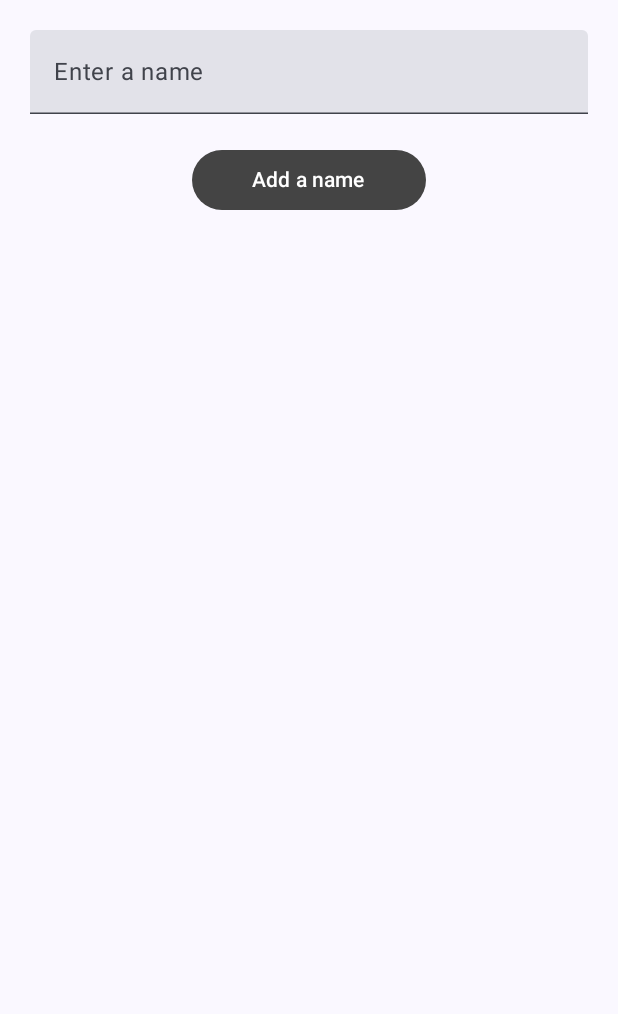
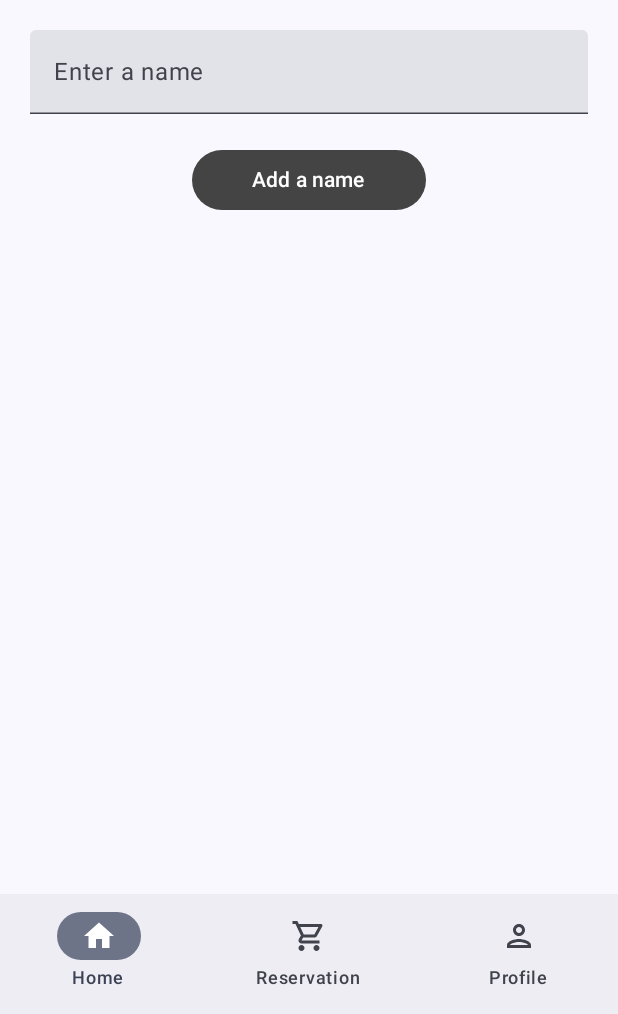
Before and after one commit to doanpt/ComposeLearning, an Android app built with Jetpack Compose: the screen it shows after launch (MainActivity), on a phone screen of 412 x 824 dp, the part 222-1236 px from its top. Run offline under Robolectric (Android 15) with nearby library versions, the phone set to English and light mode, and no system bars.

```diff
--- a/app/src/main/java/com/andrew/compose/MainActivity.kt
+++ b/app/src/main/java/com/andrew/compose/MainActivity.kt
@@ -15,14 +15,22 @@ import androidx.compose.foundation.layout.padding
 import androidx.compose.foundation.lazy.LazyColumn
 import androidx.compose.foundation.lazy.items
 import androidx.compose.material.icons.Icons
+import androidx.compose.material.icons.filled.Home
 import androidx.compose.material.icons.filled.Menu
+import androidx.compose.material.icons.filled.Person
 import androidx.compose.material.icons.filled.Settings
+import androidx.compose.material.icons.filled.ShoppingCart
+import androidx.compose.material.icons.outlined.Home
+import androidx.compose.material.icons.outlined.Person
+import androidx.compose.material.icons.outlined.ShoppingCart
 import androidx.compose.material3.Button
 import androidx.compose.material3.ButtonDefaults
 import androidx.compose.material3.ExperimentalMaterial3Api
 import androidx.compose.material3.Icon
 import androidx.compose.material3.IconButton
 import androidx.compose.material3.MaterialTheme
+import androidx.compose.material3.NavigationBar
+import androidx.compose.material3.NavigationBarItem
 import androidx.compose.material3.Scaffold
 import androidx.compose.material3.Surface
 import androidx.compose.material3.Text
@@ -35,16 +43,24 @@ import androidx.compose.runtime.getValue
 import androidx.compose.runtime.mutableStateListOf
 import androidx.compose.runtime.mutableStateOf
 import androidx.compose.runtime.remember
+import androidx.compose.runtime.saveable.rememberSaveable
 import androidx.compose.runtime.setValue
 import androidx.compose.ui.Alignment
 import androidx.compose.ui.Modifier
 import androidx.compose.ui.graphics.Color
+import androidx.compose.ui.graphics.vector.ImageVector
 import androidx.compose.ui.text.font.FontWeight
 import androidx.compose.ui.text.style.TextAlign
 import androidx.compose.ui.tooling.preview.Preview
 import androidx.compose.ui.unit.dp
 import androidx.compose.ui.unit.sp
 import com.andrew.compose.ui.theme.ComposeTheme
+
+data class BottomNavigationItem(
+    val title: String,
+    val selectedIcon: ImageVector,
+    val unselectedIcon: ImageVector,
+)
 
 class MainActivity : ComponentActivity() {
     override fun onCreate(savedInstanceState: Bundle?) {
@@ -66,6 +82,24 @@ class MainActivity : ComponentActivity() {
 @OptIn(ExperimentalMaterial3Api::class)
 @Composable
 fun MainScreen() {
+    val items = listOf(
+        BottomNavigationItem(
+            title = "Home",
+            selectedIcon = Icons.Filled.Home,
+            unselectedIcon = Icons.Outlined.Home,
+        ),
+        BottomNavigationItem(
+            title = "Reservation",
+            selectedIcon = Icons.Filled.ShoppingCart,
+            unselectedIcon = Icons.Outlined.ShoppingCart
+        ),
+        BottomNavigationItem(
+            title = "Profile",
+            selectedIcon = Icons.Filled.Person,
+            unselectedIcon = Icons.Outlined.Person,
+        )
+    )
+    var selectedItemIndex by rememberSaveable { mutableStateOf(0) }
     Scaffold(
         topBar = {
             TopAppBar(
@@ -89,6 +123,31 @@ fun MainScreen() {
                 }
             )
         },
+        bottomBar = {
+            NavigationBar {
+                items.forEachIndexed { index, item ->
+                    NavigationBarItem(
+                        selected = selectedItemIndex == index,
+                        onClick = {
+                            selectedItemIndex = index
+                            // TODO navigate here
+                        },
+                        label = {
+                            Text(text = item.title)
+                        },
+                        icon = {
+                            Icon(
+                                imageVector =
+                                if (selectedItemIndex == index)
+                                    item.selectedIcon
+                                else item.unselectedIcon,
+                                contentDescription = item.title
+                            )
+                        }
+                    )
+                }
+            }
+        }
     ) { paddings ->
         Box(modifier = Modifier.padding(paddings)) {
             ContentView()
```
